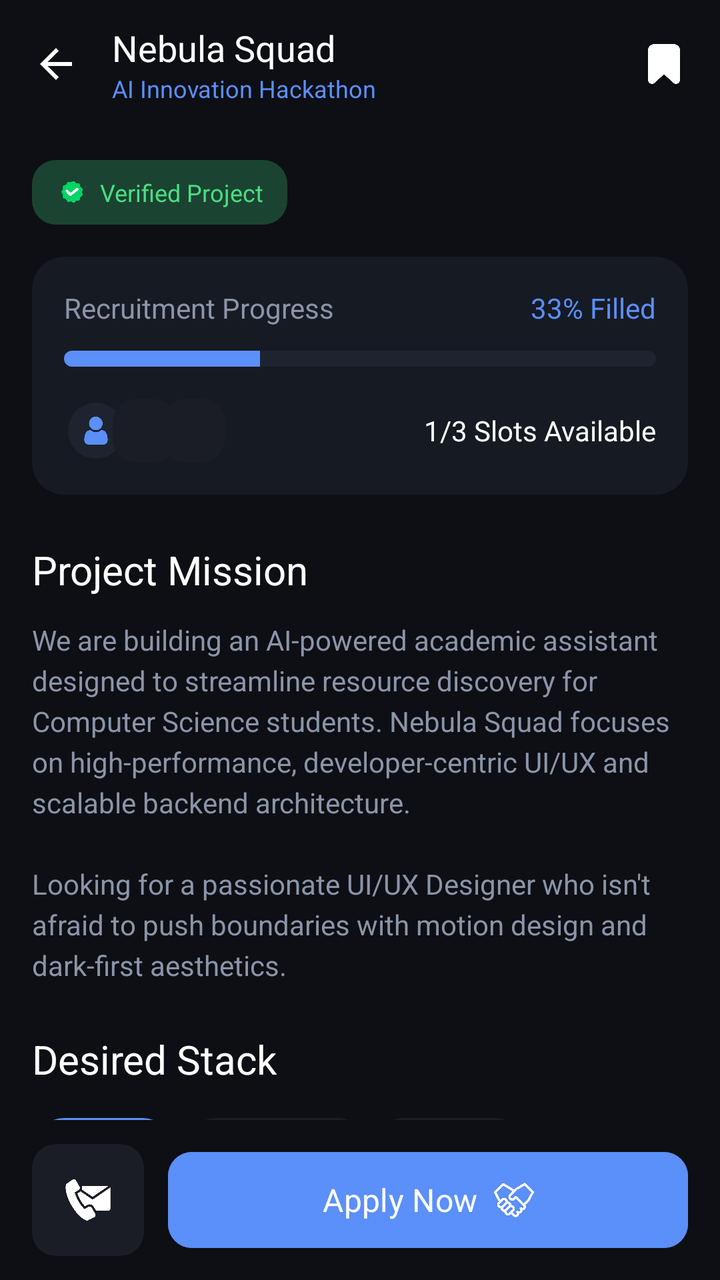
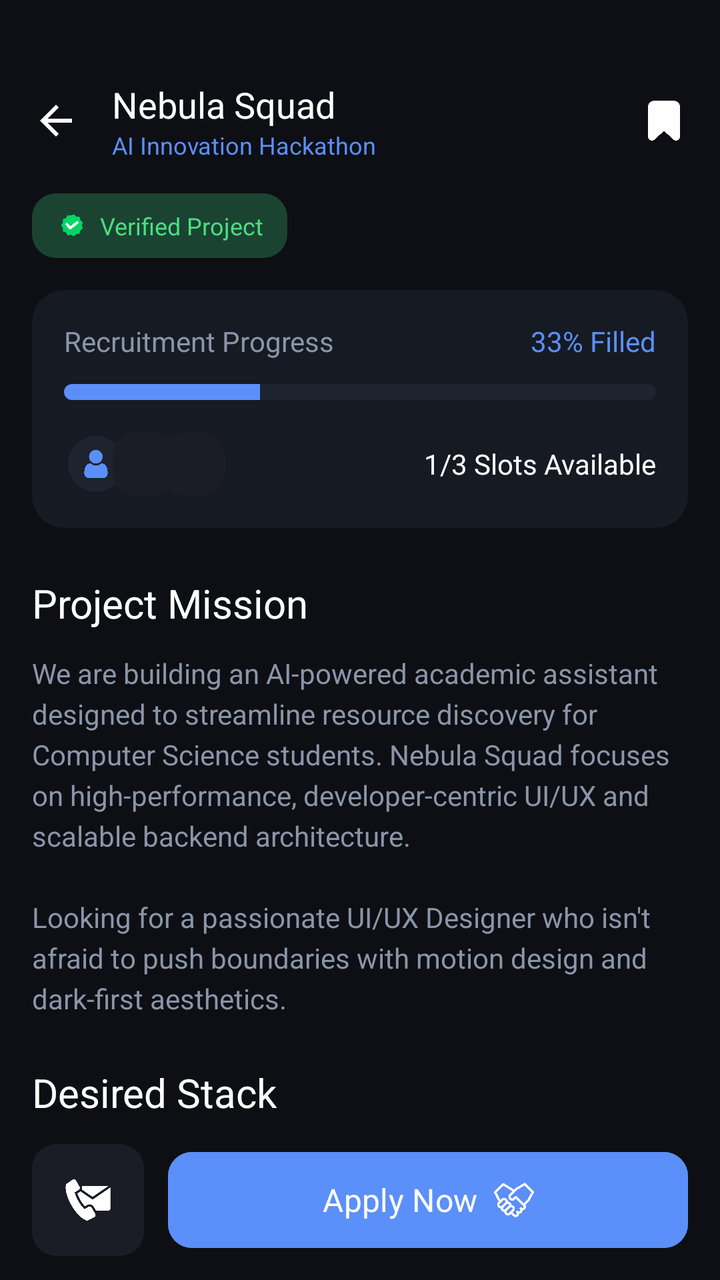

Compare the two renders of this Android layout. The source of the first and the diff that turns it into the second are given below.
<!-- AndroidManifest.xml: application theme Theme.Joko -->
<!-- res/layout/activity_team_detail.xml -->
<?xml version="1.0" encoding="utf-8"?>
<RelativeLayout xmlns:android="http://schemas.android.com/apk/res/android"
    xmlns:app="http://schemas.android.com/apk/res-auto"
    android:layout_width="match_parent"
    android:layout_height="match_parent"
    android:background="@color/bg_base">

    
    <LinearLayout
        android:id="@+id/header"
        android:layout_width="match_parent"
        android:layout_height="?attr/actionBarSize"
        android:gravity="center_vertical"
        android:orientation="horizontal"
        android:paddingHorizontal="16dp">

        <ImageView
            android:id="@+id/btn_back"
            android:layout_width="24dp"
            android:layout_height="24dp"
            android:src="@drawable/abc_ic_ab_back_material"
            app:tint="@color/white"
            android:clickable="true"
            android:focusable="true"
            android:background="?attr/selectableItemBackgroundBorderless"/>

        <LinearLayout
            android:layout_width="0dp"
            android:layout_height="wrap_content"
            android:layout_marginStart="16dp"
            android:layout_weight="1"
            android:orientation="vertical">

            <TextView
                android:layout_width="wrap_content"
                android:layout_height="wrap_content"
                android:fontFamily="sans-serif-black"
                android:text="Nebula Squad"
                android:textColor="@color/white"
                android:textSize="18sp" />

            <TextView
                android:layout_width="wrap_content"
                android:layout_height="wrap_content"
                android:text="AI Innovation Hackathon"
                android:textColor="@color/primary"
                android:textSize="12sp" />
        </LinearLayout>

        <ImageView
            android:id="@+id/btn_bookmark_top"
            android:layout_width="24dp"
            android:layout_height="24dp"
            android:src="@drawable/ic_bookmark"
            app:tint="@color/white"
            android:clickable="true"
            android:focusable="true"
            android:background="?attr/selectableItemBackgroundBorderless"/>
    </LinearLayout>

    <androidx.core.widget.NestedScrollView
        android:layout_width="match_parent"
        android:layout_height="match_parent"
        android:layout_above="@id/bottom_bar"
        android:layout_below="@id/header">

        <LinearLayout
            android:layout_width="match_parent"
            android:layout_height="wrap_content"
            android:orientation="vertical"
            android:padding="16dp">

            
            <LinearLayout
                android:layout_width="wrap_content"
                android:layout_height="wrap_content"
                android:background="@drawable/bg_status_badge"
                android:backgroundTint="#1B4332"
                android:gravity="center_vertical"
                android:paddingHorizontal="12dp"
                android:paddingVertical="8dp">

                <ImageView
                    android:layout_width="16dp"
                    android:layout_height="16dp"
                    android:src="@drawable/ic_verified" />

                <TextView
                    android:layout_width="wrap_content"
                    android:layout_height="wrap_content"
                    android:layout_marginStart="6dp"
                    android:text="Verified Project"
                    android:textColor="#4ADE80"
                    android:textSize="12sp"
                    android:fontFamily="sans-serif-black" />
            </LinearLayout>

            
            <androidx.cardview.widget.CardView
                android:layout_width="match_parent"
                android:layout_height="wrap_content"
                android:layout_marginTop="16dp"
                app:cardBackgroundColor="@color/bg_surface"
                app:cardCornerRadius="16dp"
                app:cardElevation="0dp"
                app:contentPadding="16dp">

                <LinearLayout
                    android:layout_width="match_parent"
                    android:layout_height="wrap_content"
                    android:orientation="vertical">

                    <RelativeLayout
                        android:layout_width="match_parent"
                        android:layout_height="wrap_content">

                        <TextView
                            android:layout_width="wrap_content"
                            android:layout_height="wrap_content"
                            android:text="Recruitment Progress"
                            android:textColor="@color/text_secondary"
                            android:textSize="14sp" />

                        <TextView
                            android:layout_width="wrap_content"
                            android:layout_height="wrap_content"
                            android:layout_alignParentEnd="true"
                            android:fontFamily="sans-serif-black"
                            android:text="33% Filled"
                            android:textColor="@color/primary"
                            android:textSize="14sp" />
                    </RelativeLayout>

                    <ProgressBar
                        style="@android:style/Widget.ProgressBar.Horizontal"
                        android:layout_width="match_parent"
                        android:layout_height="8dp"
                        android:layout_marginTop="12dp"
                        android:progress="33"
                        android:progressDrawable="@drawable/custom_progress_bar" />

                    <RelativeLayout
                        android:layout_width="match_parent"
                        android:layout_height="wrap_content"
                        android:layout_marginTop="16dp">

                        <LinearLayout
                            android:layout_width="wrap_content"
                            android:layout_height="wrap_content"
                            android:orientation="horizontal">
                            <com.google.android.material.imageview.ShapeableImageView
                                android:layout_width="32dp"
                                android:layout_height="32dp"
                                android:src="@drawable/default_avatar"
                                app:shapeAppearanceOverlay="@style/CircleImage"
                                android:padding="2dp"
                                android:background="@color/bg_base"/>
                            <View
                                android:layout_width="32dp"
                                android:layout_height="32dp"
                                android:layout_marginStart="-8dp"
                                android:background="@drawable/bg_status_badge"
                                android:padding="2dp"/>
                            <View
                                android:layout_width="32dp"
                                android:layout_height="32dp"
                                android:layout_marginStart="-8dp"
                                android:background="@drawable/bg_status_badge"
                                android:padding="2dp"/>
                        </LinearLayout>

                        <TextView
                            android:layout_width="wrap_content"
                            android:layout_height="wrap_content"
                            android:layout_alignParentEnd="true"
                            android:layout_centerVertical="true"
                            android:fontFamily="sans-serif-black"
                            android:text="1/3 Slots Available"
                            android:textColor="@color/white"
                            android:textSize="14sp" />
                    </RelativeLayout>
                </LinearLayout>
            </androidx.cardview.widget.CardView>

            
            <TextView
                android:layout_width="wrap_content"
                android:layout_height="wrap_content"
                android:layout_marginTop="24dp"
                android:fontFamily="sans-serif-black"
                android:text="Project Mission"
                android:textColor="@color/white"
                android:textSize="20sp" />

            <TextView
                android:layout_width="match_parent"
                android:layout_height="wrap_content"
                android:layout_marginTop="12dp"
                android:lineSpacingExtra="4dp"
                android:text="We are building an AI-powered academic assistant designed to streamline resource discovery for Computer Science students. Nebula Squad focuses on high-performance, developer-centric UI/UX and scalable backend architecture.\n\nLooking for a passionate UI/UX Designer who isn't afraid to push boundaries with motion design and dark-first aesthetics."
                android:textColor="@color/text_secondary"
                android:textSize="14sp" />

            
            <TextView
                android:layout_width="wrap_content"
                android:layout_height="wrap_content"
                android:layout_marginTop="24dp"
                android:fontFamily="sans-serif-black"
                android:text="Desired Stack"
                android:textColor="@color/white"
                android:textSize="20sp" />

            
            <com.google.android.material.chip.ChipGroup
                android:layout_width="match_parent"
                android:layout_height="wrap_content"
                android:layout_marginTop="16dp"
                app:chipSpacingHorizontal="8dp"
                app:chipSpacingVertical="8dp">

                <TextView
                    android:layout_width="wrap_content"
                    android:layout_height="wrap_content"
                    android:background="@drawable/bg_tag"
                    android:gravity="center_vertical"
                    android:paddingHorizontal="12dp"
                    android:paddingVertical="8dp"
                    android:text="Kotlin"
                    android:textColor="@color/white"
                    android:textSize="12sp"
                    android:fontFamily="sans-serif-medium"
                    android:drawableStart="@drawable/dot_blue"
                    android:drawablePadding="8dp" />

                <TextView
                    android:layout_width="wrap_content"
                    android:layout_height="wrap_content"
                    android:background="@drawable/bg_status_badge"
                    android:gravity="center_vertical"
                    android:paddingHorizontal="12dp"
                    android:paddingVertical="8dp"
                    android:text="Firebase"
                    android:textColor="@color/white"
                    android:textSize="12sp"
                    android:fontFamily="sans-serif-medium"
                    android:drawableStart="@drawable/dot_blue"
                    android:drawablePadding="8dp" />

                <TextView
                    android:layout_width="wrap_content"
                    android:layout_height="wrap_content"
                    android:background="@drawable/bg_status_badge"
                    android:gravity="center_vertical"
                    android:paddingHorizontal="12dp"
                    android:paddingVertical="8dp"
                    android:text="React"
                    android:textColor="@color/white"
                    android:textSize="12sp"
                    android:fontFamily="sans-serif-medium"
                    android:drawableStart="@drawable/dot_blue"
                    android:drawablePadding="8dp" />

                <TextView
                    android:layout_width="wrap_content"
                    android:layout_height="wrap_content"
                    android:background="@drawable/bg_status_badge"
                    android:gravity="center_vertical"
                    android:paddingHorizontal="12dp"
                    android:paddingVertical="8dp"
                    android:text="TailwindCSS"
                    android:textColor="@color/white"
                    android:textSize="12sp"
                    android:fontFamily="sans-serif-medium"
                    android:drawableStart="@drawable/dot_blue"
                    android:drawablePadding="8dp" />

                <TextView
                    android:layout_width="wrap_content"
                    android:layout_height="wrap_content"
                    android:background="@drawable/bg_status_badge"
                    android:gravity="center_vertical"
                    android:paddingHorizontal="12dp"
                    android:paddingVertical="8dp"
                    android:text="Git"
                    android:textColor="@color/white"
                    android:textSize="12sp"
                    android:fontFamily="sans-serif-medium"
                    android:drawableStart="@drawable/dot_blue"
                    android:drawablePadding="8dp" />

            </com.google.android.material.chip.ChipGroup>

        </LinearLayout>
    </androidx.core.widget.NestedScrollView>

    
    <LinearLayout
        android:id="@+id/bottom_bar"
        android:layout_width="match_parent"
        android:layout_height="80dp"
        android:layout_alignParentBottom="true"
        android:background="@color/bg_base"
        android:gravity="center_vertical"
        android:orientation="horizontal"
        android:paddingHorizontal="16dp">

        <ImageButton
            android:id="@+id/btn_contact"
            android:layout_width="56dp"
            android:layout_height="56dp"
            android:background="@drawable/bg_status_badge"
            android:src="@drawable/contact"
            android:padding="16dp"
            android:scaleType="centerInside"
            app:tint="@color/white" />

        <com.google.android.material.button.MaterialButton
            android:id="@+id/btn_apply_now"
            android:layout_width="match_parent"
            android:layout_height="56dp"
            android:layout_marginStart="12dp"
            android:backgroundTint="@color/primary"
            android:fontFamily="sans-serif-black"
            android:text="Apply Now"
            android:textAllCaps="false"
            android:textColor="@color/white"
            android:textSize="16sp"
            app:cornerRadius="12dp"
            app:icon="@drawable/handshake"
            app:iconGravity="textEnd"
            app:iconSize="20dp"
            app:iconTint="@color/white" />
    </LinearLayout>

</RelativeLayout>
<!-- resources referenced by this layout -->
<resources>
  <color name="bg_base">#0D0F14</color>
  <color name="bg_surface">#161A23</color>
  <color name="primary">#5B8FF9</color>
  <color name="text_secondary">#8B95A9</color>
  <color name="white">#FFFFFFFF</color>
  <!-- drawable bg_status_badge (drawable) -->
  <?xml version="1.0" encoding="utf-8"?>
  <shape xmlns:android="http://schemas.android.com/apk/res/android">
      <solid android:color="#1A1D26" />
      <corners android:radius="12dp" />
  </shape>
  <!-- drawable bg_tag (drawable) -->
  <?xml version="1.0" encoding="utf-8"?>
  <shape xmlns:android="http://schemas.android.com/apk/res/android">
      <solid android:color="@color/primary" />
      <corners android:radius="20dp" />
  </shape>
  <!-- drawable contact: png bitmap (drawable, 14063 bytes) -->
  <!-- drawable custom_progress_bar (drawable) -->
  <?xml version="1.0" encoding="utf-8"?>
  <layer-list xmlns:android="http://schemas.android.com/apk/res/android">
      <item android:id="@android:id/background">
          <shape>
              <corners android:radius="4dp" />
              <solid android:color="@color/bg_elevated" />
          </shape>
      </item>
      <item android:id="@android:id/progress">
          <clip>
              <shape>
                  <corners android:radius="4dp" />
                  <solid android:color="@color/primary" />
              </shape>
          </clip>
      </item>
  </layer-list>
  <!-- drawable default_avatar: png bitmap (drawable, 5936 bytes) -->
  <!-- drawable dot_blue (drawable) -->
  <?xml version="1.0" encoding="utf-8"?>
  <shape xmlns:android="http://schemas.android.com/apk/res/android"
      android:shape="oval">
      <solid android:color="#38BDF8" />
      <size
          android:width="8dp"
          android:height="8dp" />
  </shape>
  <!-- drawable handshake: png bitmap (drawable, 17447 bytes) -->
  <!-- drawable ic_bookmark: png bitmap (drawable, 5692 bytes) -->
  <!-- drawable ic_verified: png bitmap (drawable, 16133 bytes) -->
  <style name="CircleImage">
          <item name="cornerSize">50%</item>
      </style>
  <style name="Theme.Joko" parent="Base.Theme.Joko" />
  <color name="bg_elevated">#1E2330</color>
  <style name="Base.Theme.Joko" parent="Theme.Material3.DayNight.NoActionBar">
          <item name="colorPrimary">@color/primary</item>
          <item name="android:statusBarColor">@color/bg_base</item>
          <item name="android:windowBackground">@color/bg_base</item>
  
          
          <item name="fontFamily">@font/font_body</item>
  
          <item name="textAppearanceHeadlineLarge">@style/TextAppearance.App.HeadlineLarge</item>
          <item name="textAppearanceHeadlineMedium">@style/TextAppearance.App.HeadlineMedium</item>
          <item name="textAppearanceHeadlineSmall">@style/TextAppearance.App.HeadlineSmall</item>
          <item name="textAppearanceTitleLarge">@style/TextAppearance.App.TitleLarge</item>
      </style>
  <style name="TextAppearance.App.HeadlineLarge" parent="TextAppearance.Material3.HeadlineLarge">
          <item name="fontFamily">@font/font_headlines</item>
          <item name="android:fontFamily">@font/font_headlines</item>
      </style>
  <style name="TextAppearance.App.HeadlineMedium" parent="TextAppearance.Material3.HeadlineMedium">
          <item name="fontFamily">@font/font_headlines</item>
          <item name="android:fontFamily">@font/font_headlines</item>
      </style>
  <style name="TextAppearance.App.HeadlineSmall" parent="TextAppearance.Material3.HeadlineSmall">
          <item name="fontFamily">@font/font_headlines</item>
          <item name="android:fontFamily">@font/font_headlines</item>
      </style>
  <style name="TextAppearance.App.TitleLarge" parent="TextAppearance.Material3.TitleLarge">
          <item name="fontFamily">@font/font_headlines</item>
          <item name="android:fontFamily">@font/font_headlines</item>
          <item name="android:textStyle">bold</item>
      </style>
</resources>

<!-- the commit's change to res/layout/activity_team_detail.xml (unified diff, before → after) -->
@@ -9,7 +9,9 @@
     <LinearLayout
         android:id="@+id/header"
         android:layout_width="match_parent"
-        android:layout_height="?attr/actionBarSize"
+        android:layout_height="wrap_content"
+        android:minHeight="56dp"
+        android:paddingTop="40dp"
         android:gravity="center_vertical"
         android:orientation="horizontal"
         android:paddingHorizontal="16dp">
@@ -211,7 +213,6 @@
                 android:textColor="@color/white"
                 android:textSize="20sp" />
 
-            
             <com.google.android.material.chip.ChipGroup
                 android:layout_width="match_parent"
                 android:layout_height="wrap_content"
